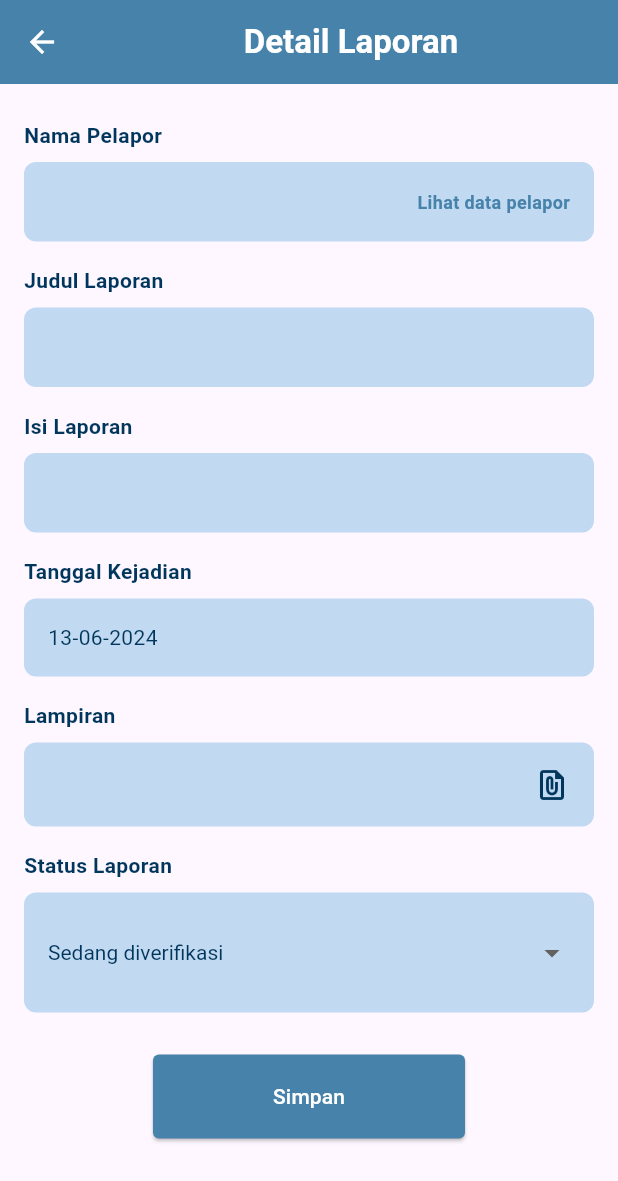
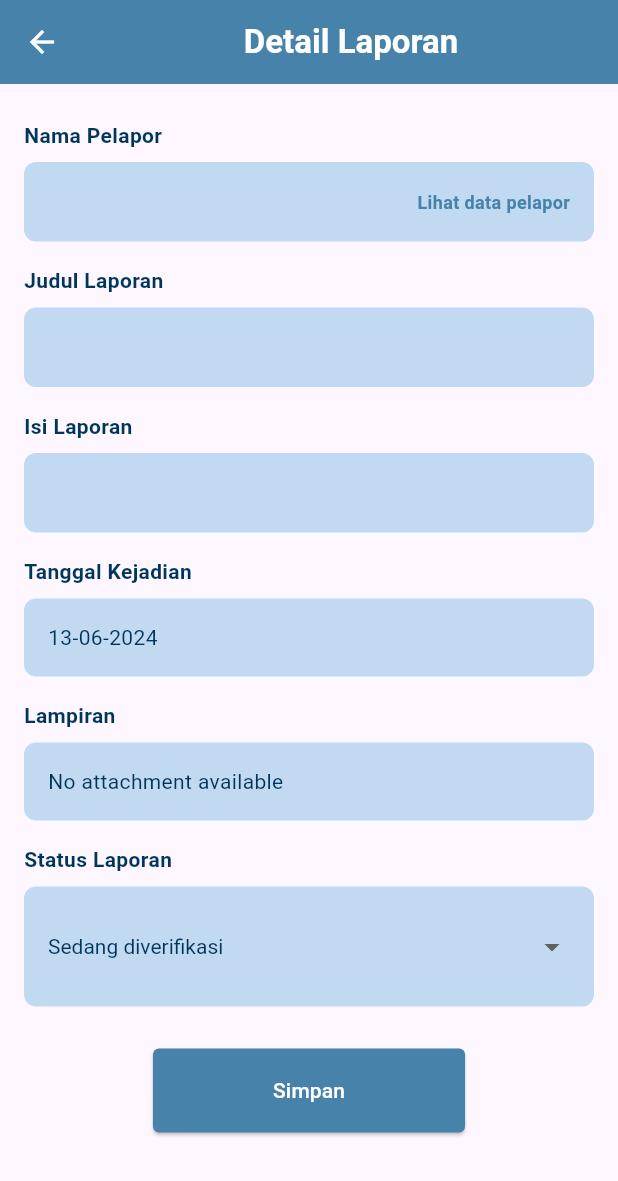
Before and after one commit to FadhilDhifullah/Perlinda, a Flutter app: the KPPPADetailLaporan screen opened directly with empty values, on a phone screen of 412 x 824 dp. Shown: the top 1181 px of the screen. Run offline on Flutter 3.47's test engine with Material 3 defaults, Android fonts, the phone set to English and light mode, and no system bars; our stand-ins replace cloud_firestore, file_picker, firebase_auth, firebase_core, firebase_storage, flutter_map and 3 more; accounts and stored records are empty.

Commit message:
ini fix zai ke berapa ya

```diff
--- a/lib/views/features/kpppa_detail_laporan.dart
+++ b/lib/views/features/kpppa_detail_laporan.dart
@@ -71,9 +71,7 @@ class _KPPPADetailLaporanState extends State<KPPPADetailLaporan> {
             buildDetailItem(context, 'Tanggal Kejadian', formattedDate),
             if (location != null)
               buildLocationDetailItem('Lokasi Kejadian', location),
-            buildDetailItem(context, 'Lampiran',
-                report['attachmentUrl'] ?? 'No attachment available',
-                isFile: true),
+            buildAttachmentItem(report['attachmentUrl']),
             buildStatusDropdown(),
             SizedBox(height: 20.0),
             Center(
@@ -275,6 +273,51 @@ class _KPPPADetailLaporanState extends State<KPPPADetailLaporan> {
     );
   }
 
+  Widget buildAttachmentItem(String? attachmentUrl) {
+    return Padding(
+      padding: const EdgeInsets.symmetric(vertical: 8.0),
+      child: Column(
+        crossAxisAlignment: CrossAxisAlignment.start,
+        children: [
+          Text(
+            'Lampiran',
+            style: TextStyle(
+              color: Color(0xFF00355C),
+              fontWeight: FontWeight.bold,
+            ),
+          ),
+          SizedBox(height: 8.0),
+          if (attachmentUrl != null && attachmentUrl.isNotEmpty)
+            Container(
+              width: double.infinity,
+              height: 200,
+              decoration: BoxDecoration(
+                color: Color(0xFFC1D9F1),
+                borderRadius: BorderRadius.circular(8.0),
+              ),
+              child: Image.network(
+                attachmentUrl,
+                fit: BoxFit.cover,
+              ),
+            )
+          else
+            Container(
+              width: double.infinity,
+              padding: EdgeInsets.all(16.0),
+              decoration: BoxDecoration(
+                color: Color(0xFFC1D9F1),
+                borderRadius: BorderRadius.circular(8.0),
+              ),
+              child: Text(
+                'No attachment available',
+                style: TextStyle(color: Color(0xFF00355C)),
+              ),
+            ),
+        ],
+      ),
+    );
+  }
+
   Widget buildStatusDropdown() {
     return Padding(
       padding: const EdgeInsets.symmetric(vertical: 8.0),
```
